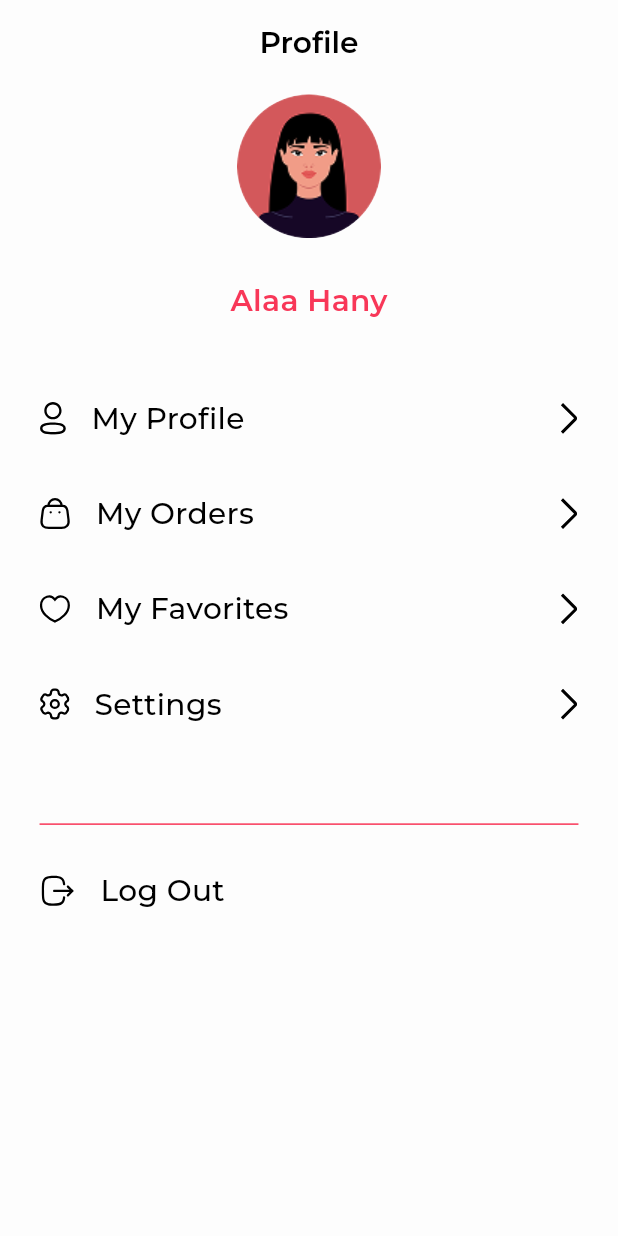
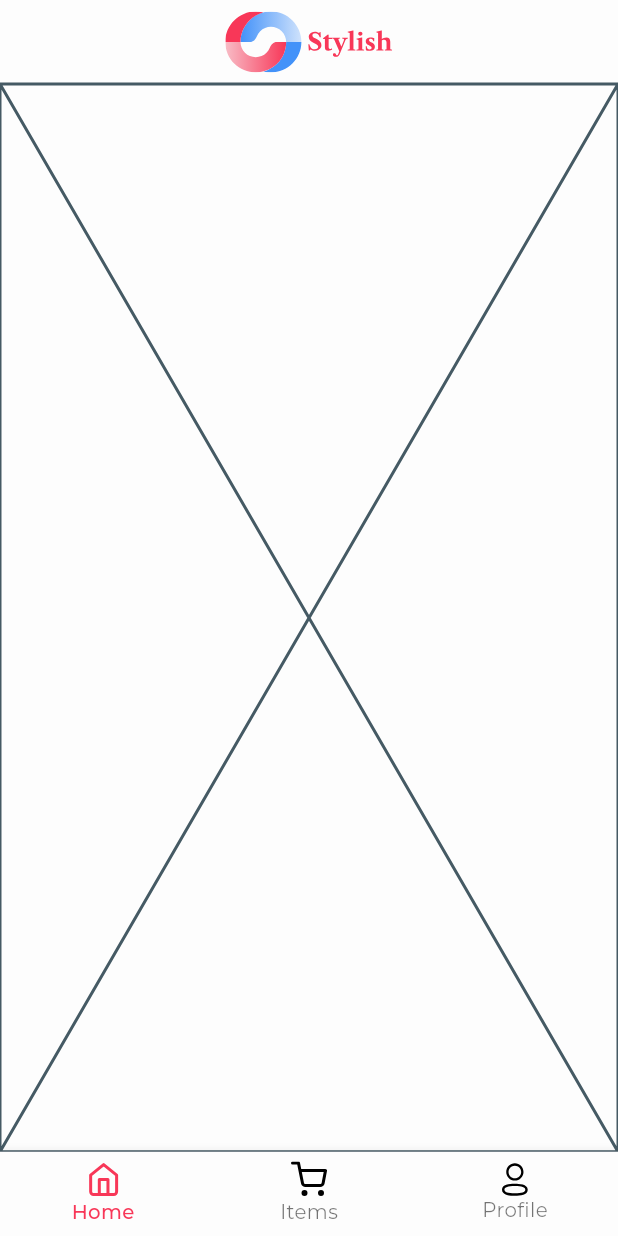
Before and after one commit to Alaa7Hany/NTI_eCommerce, a Flutter app: the screen it shows after launch, on a phone screen of 412 x 824 dp. Run offline on Flutter 3.47's test engine with Material 3 defaults, Android fonts, the phone set to English and light mode, and no system bars; our stand-ins replace dio, flutter_bloc, flutter_svg, get, image_picker, shared_preferences; project files that could hold a hidden picture were left out.

Commit message:
finished profile UI

```diff
--- a/lib/core/utils/app_colors.dart
+++ b/lib/core/utils/app_colors.dart
@@ -15,4 +15,5 @@ abstract class AppColors {
   static const Color blue = Color(0xff007AFF);
   static const Color textFieldFilling = Color(0xffF3F3F3);
   static const Color darkGrey = Color(0xff676767);
+  static const Color pink = Color(0xffFFCCD5);
 }
--- a/lib/core/utils/app_text_styles.dart
+++ b/lib/core/utils/app_text_styles.dart
@@ -94,6 +94,17 @@ abstract class AppTextStyles {
     );
   }
 
+  static TextStyle f20w500(
+    BuildContext context, {
+    Color color = AppColors.black,
+  }) {
+    return TextStyle(
+      fontSize: ResponsiveHelper.sp(context, fontSize: 20),
+      fontWeight: FontWeight.w500,
+      color: color,
+    );
+  }
+
   static TextStyle f20w600(
     BuildContext context, {
     Color color = AppColors.black,
--- a/lib/core/widgets/image_manager/image_manager_view.dart
+++ b/lib/core/widgets/image_manager/image_manager_view.dart
@@ -4,7 +4,6 @@ import 'package:flutter/material.dart';
 import 'package:flutter_bloc/flutter_bloc.dart';
 import 'package:image_picker/image_picker.dart';
 
-import '../../helper/my_logger.dart';
 import 'cubit/image_manager_cubit.dart';
 import 'cubit/image_manager_state.dart';
 
--- a/lib/core/widgets/my_text_field.dart
+++ b/lib/core/widgets/my_text_field.dart
@@ -1,4 +1,3 @@
-import 'package:flutter/cupertino.dart';
 import 'package:flutter/material.dart';
 import 'package:get/get.dart';
 import 'package:nti_ecommerce/core/helper/responsive.dart';
--- a/lib/features/auth/views/login_view.dart
+++ b/lib/features/auth/views/login_view.dart
@@ -12,8 +12,7 @@ import '../../../core/utils/app_colors.dart';
 import '../manager/login_cubit/login_state.dart';
 
 class LoginView extends StatelessWidget {
-  //TODO: put const back
-  LoginView({super.key});
+  const LoginView({super.key});
 
   @override
   Widget build(BuildContext context) {
--- /dev/null
+++ b/lib/features/home/manager/home_cubit/home_cubit.dart
@@ -0,0 +1,21 @@
+import 'package:flutter_bloc/flutter_bloc.dart';
+
+import 'home_state.dart';
+
+class HomeCubit extends Cubit<HomeState> {
+  HomeCubit() : super(HomeInitialState());
+
+  static HomeCubit get(context) => BlocProvider.of(context);
+
+  int currentIndex = 0;
+
+  void changeIndex(int index) {
+    currentIndex = index;
+    emit(HomeChangeIndexState(currentIndex));
+  }
+
+  void resetIndex() {
+    currentIndex = 0;
+    emit(HomeChangeIndexState(currentIndex));
+  }
+}
--- /dev/null
+++ b/lib/features/home/manager/home_cubit/home_state.dart
@@ -0,0 +1,20 @@
+abstract class HomeState {}
+
+class HomeInitialState extends HomeState {}
+
+class HomeLoadingState extends HomeState {}
+
+class HomeSuccessState extends HomeState {
+  final int currentIndex;
+  HomeSuccessState(this.currentIndex);
+}
+
+class HomeErrorState extends HomeState {
+  final String error;
+  HomeErrorState(this.error);
+}
+
+class HomeChangeIndexState extends HomeState {
+  final int currentIndex;
+  HomeChangeIndexState(this.currentIndex);
+}
--- /dev/null
+++ b/lib/features/home/views/home_view.dart
@@ -0,0 +1,10 @@
+import 'package:flutter/material.dart';
+
+class HomeView extends StatelessWidget {
+  const HomeView({super.key});
+
+  @override
+  Widget build(BuildContext context) {
+    return const Placeholder();
+  }
+}
--- a/lib/features/home/views/main_app_view.dart
+++ b/lib/features/home/views/main_app_view.dart
@@ -1,31 +1,98 @@
 import 'package:flutter/material.dart';
+import 'package:flutter_bloc/flutter_bloc.dart';
 import 'package:get/get.dart';
+import 'package:nti_ecommerce/core/helper/responsive.dart';
 import 'package:nti_ecommerce/core/utils/app_assets.dart';
 import 'package:nti_ecommerce/core/utils/app_colors.dart';
 import 'package:nti_ecommerce/core/utils/app_text_styles.dart';
+import 'package:nti_ecommerce/core/widgets/svg_wrapper.dart';
+import 'package:nti_ecommerce/features/home/manager/home_cubit/home_cubit.dart';
+import 'package:nti_ecommerce/features/home/views/home_view.dart';
+import 'package:nti_ecommerce/features/home/views/items_view.dart';
 import 'package:nti_ecommerce/features/profile/views/profile_view.dart';
 
 import '../../../core/translation/translation_keys.dart';
+import '../manager/home_cubit/home_state.dart';
+
+final List<Widget> pages = [HomeView(), ItemsView(), ProfileView()];
 
 class MainAppView extends StatelessWidget {
   const MainAppView({super.key});
 
   @override
   Widget build(BuildContext context) {
-    bool isProfile = true;
+    return BlocProvider(
+      create: (context) => HomeCubit(),
+      child: BlocConsumer<HomeCubit, HomeState>(
+        listener: (context, state) {
+          // TODO: implement listener
+        },
+        builder: (context, state) {
+          var cubit = HomeCubit.get(context);
           return Scaffold(
             appBar: AppBar(
               centerTitle: true,
               backgroundColor: Colors.transparent,
               title:
-            isProfile
+                  cubit.currentIndex == 2
                       ? Text(
                         TranslationKeys.Profile.tr,
-                  style: AppTextStyles.f18w600(context, color: AppColors.black),
+                        style: AppTextStyles.f18w600(
+                          context,
+                          color: AppColors.black,
+                        ),
                       )
-                : Image.asset(AppAssets.splash),
+                      : SvgWrapper(
+                        assetName: AppAssets.splash,
+                        fit: BoxFit.scaleDown,
+                        height: ResponsiveHelper.h(context, height: 40),
                       ),
-      body: ProfileView(),
+            ),
+            body: pages[cubit.currentIndex],
+            bottomNavigationBar: BottomNavigationBar(
+              backgroundColor: AppColors.scaffoldBackground,
+              selectedItemColor: AppColors.primary,
+              selectedLabelStyle: AppTextStyles.f12w500(
+                context,
+                color: AppColors.primary,
+              ),
+              unselectedLabelStyle: AppTextStyles.f12w400(
+                context,
+                color: AppColors.grey,
+              ),
+              // selectedIconTheme: IconThemeData(color: AppColors.primary),
+              // unselectedIconTheme: IconThemeData(color: AppColors.grey),
+              items: [
+                BottomNavigationBarItem(
+                  icon: SvgWrapper(
+                    assetName: AppAssets.homeIcon,
+                    color: cubit.currentIndex == 0 ? AppColors.primary : null,
+                  ),
+                  label: TranslationKeys.Home.tr,
+                ),
+                BottomNavigationBarItem(
+                  icon: SvgWrapper(
+                    assetName: AppAssets.cartIcon,
+                    color: cubit.currentIndex == 1 ? AppColors.primary : null,
+                  ),
+                  label: TranslationKeys.Items.tr,
+                ),
+                BottomNavigationBarItem(
+                  icon: SvgWrapper(
+                    assetName: AppAssets.profileIcon,
+                    color: cubit.currentIndex == 2 ? AppColors.primary : null,
+                  ),
+                  label: TranslationKeys.Profile.tr,
+                ),
+              ],
+              currentIndex: cubit.currentIndex,
+              onTap: (index) {
+                cubit.changeIndex(index);
+              },
+            ),
+          );
+        },
+      ),
     );
   }
 }
--- a/lib/features/onboarding/views/splash_view.dart
+++ b/lib/features/onboarding/views/splash_view.dart
@@ -1,6 +1,5 @@
 import 'dart:async';
 
-import 'package:flutter/cupertino.dart';
 import 'package:flutter/material.dart';
 import 'package:nti_ecommerce/core/helper/nav_helper.dart';
 import 'package:nti_ecommerce/core/widgets/svg_wrapper.dart';
--- a/lib/features/profile/manager/user_cubit/user_state.dart
+++ b/lib/features/profile/manager/user_cubit/user_state.dart
@@ -46,6 +46,5 @@ class UserImagePickedState extends UserState {
 }
 
 class UserLanguageState extends UserState {
-  final String language;
-  UserLanguageState(this.language);
+  UserLanguageState();
 }
--- a/lib/features/profile/views/profile_view.dart
+++ b/lib/features/profile/views/profile_view.dart
@@ -5,6 +5,7 @@ import 'package:nti_ecommerce/core/helper/responsive.dart';
 import 'package:nti_ecommerce/core/utils/app_assets.dart';
 import 'package:nti_ecommerce/core/utils/app_colors.dart';
 import 'package:nti_ecommerce/core/utils/app_text_styles.dart';
+import 'package:nti_ecommerce/features/profile/views/settings_view.dart';
 import 'package:nti_ecommerce/features/profile/views/update_profile_view.dart';
 import 'package:nti_ecommerce/features/profile/views/widgets/options_row_widget.dart';
 import 'package:nti_ecommerce/features/profile/views/widgets/profile_image_widget.dart';
@@ -31,7 +32,7 @@ List<Map<String, dynamic>> options = [
   {
     'icon': AppAssets.settingsIcon,
     'title': TranslationKeys.Settings.tr,
-    'navTo': UpdateProfileView(),
+    'navTo': SettingsView(),
   },
 ];
 
--- a/lib/features/profile/views/widgets/options_row_widget.dart
+++ b/lib/features/profile/views/widgets/options_row_widget.dart
@@ -1,4 +1,3 @@
-import 'package:flutter/cupertino.dart';
 import 'package:flutter/material.dart';
 import 'package:nti_ecommerce/core/helper/responsive.dart';
 import 'package:nti_ecommerce/core/utils/app_assets.dart';
--- a/lib/main.dart
+++ b/lib/main.dart
@@ -4,7 +4,6 @@ import 'package:get/get.dart';
 import 'package:nti_ecommerce/core/utils/app_colors.dart';
 import 'package:nti_ecommerce/core/utils/app_text_styles.dart';
 import 'package:nti_ecommerce/features/home/views/main_app_view.dart';
-import 'package:nti_ecommerce/features/onboarding/views/splash_view.dart';
 import 'package:nti_ecommerce/features/profile/manager/user_cubit/user_cubit.dart';
 
 import 'core/cache/cache_data.dart';
@@ -15,7 +14,7 @@ void main() async {
   WidgetsFlutterBinding.ensureInitialized();
   await CacheHelper.init();
   await TranslationHelper.setLanguage();
-  await TranslationHelper.changeLanguage(false);
+  // await TranslationHelper.changeLanguage(false);
   runApp(const MyApp());
 }
 
@@ -36,7 +35,14 @@ class MyApp extends StatelessWidget {
           buttonTheme: const ButtonThemeData(splashColor: Colors.transparent),
           fontFamily: AppTextStyles.fontFamily,
           scaffoldBackgroundColor: AppColors.scaffoldBackground,
+          appBarTheme: AppBarTheme(
+            titleTextStyle: AppTextStyles.f18w600(
+              context,
+              color: AppColors.black,
+            ),
+          ),
         ),
+
         home: MainAppView(),
       ),
     );
```
Also changed, not shown: lib/core/widgets/my_appbar.dart (added, +22 -0 lines), lib/features/home/views/items_view.dart (added, +10 -0 lines), lib/features/profile/manager/user_cubit/user_cubit.dart (+8 -3 lines), lib/features/profile/views/settings_view.dart (added, +96 -0 lines), lib/features/profile/views/update_profile_view.dart (+2 -25 lines). Lines whose indentation alone changed are shown as unchanged.
